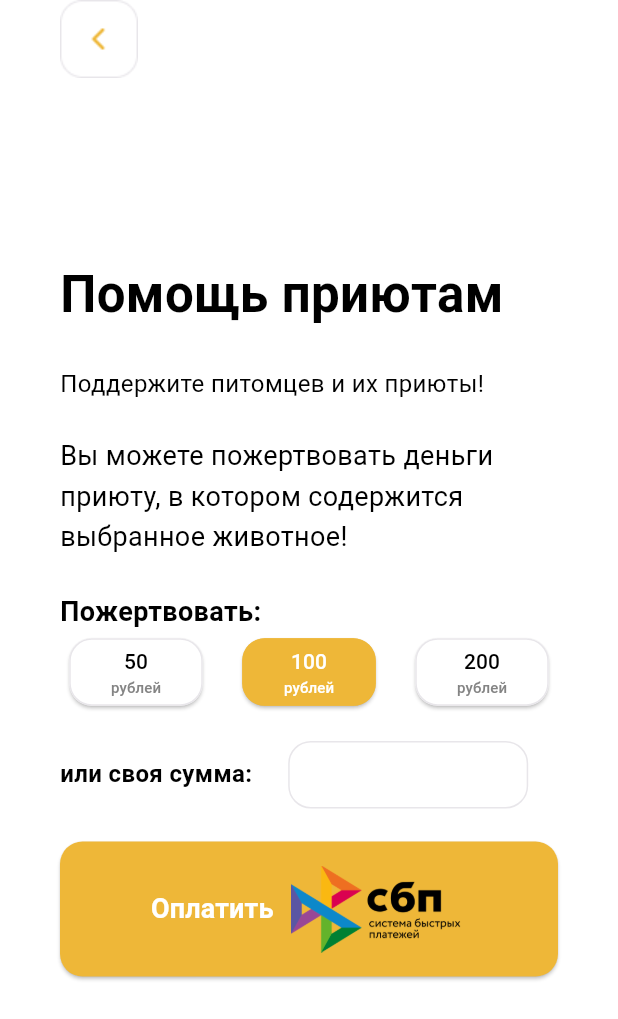
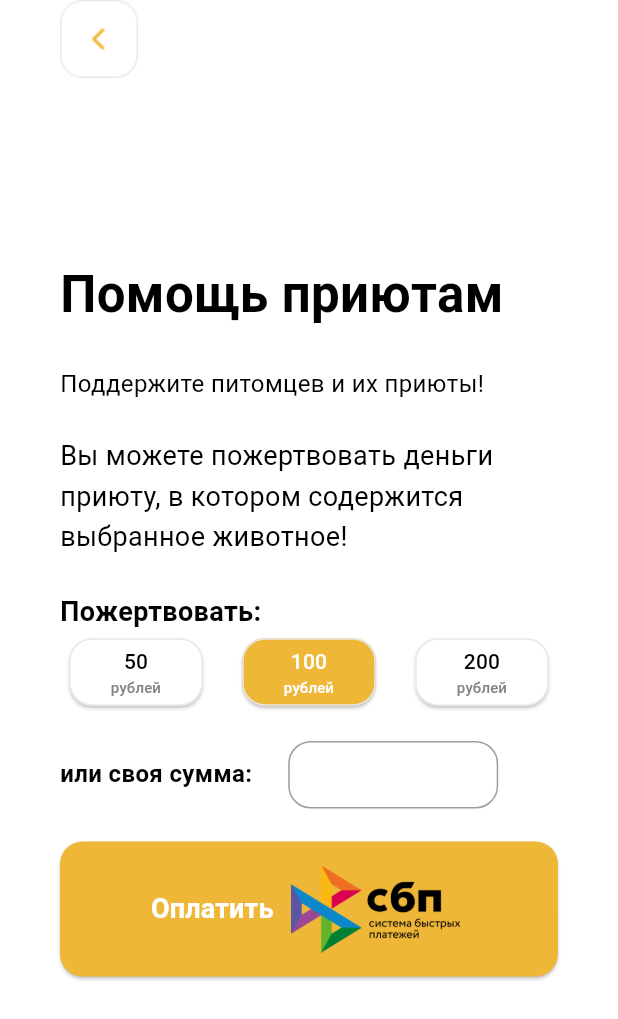
Before and after one commit to warja256/PawPick, a Flutter app: the screen it shows after launch, after a tap on "100", on a phone screen of 412 x 824 dp. Shown: the top 1019 px of the screen. Run offline on Flutter 3.47's test engine with Material 3 defaults, Android fonts, the phone set to English and light mode, and no system bars.

Commit message:
сделала выбор кнопок на донате как у вари красиво

```diff
--- a/lib/donation/donate.dart
+++ b/lib/donation/donate.dart
@@ -12,44 +12,40 @@ class DonateScreen extends StatefulWidget {
 }
 
 class _DonateScreenState extends State<DonateScreen> {
-  bool _isButton1Selected = false;
-  bool _isButton2Selected = false;
-  bool _isButton3Selected = false;
-  bool _isTextFieldSelected = false;
+  Color btn1Color = Colors.white;
+  Color btn2Color = Colors.white;
+  Color btn3Color = Colors.white;
+  bool isTextFieldSelected = false;
 
-  void _toggleButton1() {
+  void _onButtonPressed(String cost) {
     setState(() {
-      _isButton1Selected = !_isButton1Selected;
-      _isButton2Selected = false;
-      _isButton3Selected = false;
-      _isTextFieldSelected = false;
-    });
-  }
-
-  void _toggleButton2() {
-    setState(() {
-      _isButton2Selected = !_isButton2Selected;
-      _isButton1Selected = false;
-      _isButton3Selected = false;
-      _isTextFieldSelected = false;
-    });
-  }
-
-  void _toggleButton3() {
-    setState(() {
-      _isButton3Selected = !_isButton3Selected;
-      _isButton2Selected = false;
-      _isButton1Selected = false;
-      _isTextFieldSelected = false;
+      if (cost == '50') {
+        btn1Color = Theme.of(context).primaryColor;
+        btn2Color = Colors.white;
+        btn3Color = Colors.white;
+        isTextFieldSelected = false;
+      } else if (cost == '100') {
+        btn2Color = Theme.of(context).primaryColor;
+        btn1Color = Colors.white;
+        btn3Color = Colors.white;
+        isTextFieldSelected = false;
+      } else if (cost == '200') {
+        btn3Color = Theme.of(context).primaryColor;
+        btn1Color = Colors.white;
+        btn2Color = Colors.white;
+        isTextFieldSelected = false;
+      }
     });
   }
 
   void _toggleTextField() {
     setState(() {
-      _isTextFieldSelected = !_isTextFieldSelected;
-      _isButton1Selected = false;
-      _isButton2Selected = false;
-      _isButton3Selected = false;
+      isTextFieldSelected = !isTextFieldSelected;
+      if (isTextFieldSelected) {
+        btn1Color = Colors.white;
+        btn2Color = Colors.white;
+        btn3Color = Colors.white;
+      }
     });
   }
 
@@ -147,21 +143,17 @@ class _DonateScreenState extends State<DonateScreen> {
                   mainAxisAlignment: MainAxisAlignment.spaceEvenly,
                   children: [
                     ElevatedButton(
-                      onPressed: _toggleButton1,
+                      onPressed: () => _onButtonPressed('50'),
                       style: ElevatedButton.styleFrom(
-                        backgroundColor: _isButton1Selected
-                            ? Theme.of(context).primaryColor
-                            : Colors.white,
+                        backgroundColor: btn1Color,
+                        fixedSize: const Size(89, 45),
+                        side: const BorderSide(
+                          color: Color(0xffE8E6EA), // Цвет границы
+                          width: 1, // Толщина границы
+                        ),
                         shape: RoundedRectangleBorder(
-                          borderRadius: BorderRadius.circular(15),
-                          side: BorderSide(
-                            color: _isButton1Selected
-                                ? Theme.of(context).primaryColor
-                                : Color.fromRGBO(232, 230, 234, 1),
-                            width: 1,
-                          ),
+                          borderRadius: BorderRadius.circular(15), // Радиус скругления
                         ),
-                        minimumSize: Size(89, 45),
                       ),
                       child: Column(
                         mainAxisAlignment: MainAxisAlignment.center,
@@ -171,9 +163,9 @@ class _DonateScreenState extends State<DonateScreen> {
                             textAlign: TextAlign.center,
                             style: TextStyle(
                               fontSize: 14,
-                              color: _isButton1Selected
-                                  ? Colors.white
-                                  : Colors.black,
+                              color: btn1Color == Colors.white
+                                  ? Colors.black
+                                  : Colors.white,
                             ),
                           ),
                           Text(
@@ -181,9 +173,9 @@ class _DonateScreenState extends State<DonateScreen> {
                             textAlign: TextAlign.center,
                             style: TextStyle(
                               fontSize: 10,
-                              color: _isButton1Selected
-                                  ? Colors.white
-                                  : Color.fromRGBO(132, 132, 132, 1),
+                              color: btn1Color == Colors.white
+                                  ? Color.fromRGBO(132, 132, 132, 1)
+                                  : Colors.white,
                             ),
                           ),
                         ],
@@ -191,21 +183,17 @@ class _DonateScreenState extends State<DonateScreen> {
                     ),
                     const SizedBox(width: 14),
                     ElevatedButton(
-                      onPressed: _toggleButton2,
+                      onPressed: () => _onButtonPressed('100'),
                       style: ElevatedButton.styleFrom(
-                        backgroundColor: _isButton2Selected
-                            ? Theme.of(context).primaryColor
-                            : Colors.white,
+                        backgroundColor: btn2Color,
+                        fixedSize: const Size(89, 45),
+                        side: const BorderSide(
+                          color: Color(0xffE8E6EA), // Цвет границы
+                          width: 1, // Толщина границы
+                        ),
                         shape: RoundedRectangleBorder(
-                          borderRadius: BorderRadius.circular(15),
-                          side: BorderSide(
-                            color: _isButton2Selected
-                                ? Theme.of(context).primaryColor
-                                : Color.fromRGBO(232, 230, 234, 1),
-                            width: 1,
-                          ),
+                          borderRadius: BorderRadius.circular(15), // Радиус скругления
                         ),
-                        minimumSize: Size(89, 45),
                       ),
                       child: Column(
                         mainAxisAlignment: MainAxisAlignment.center,
@@ -215,9 +203,9 @@ class _DonateScreenState extends State<DonateScreen> {
                             textAlign: TextAlign.center,
                             style: TextStyle(
                               fontSize: 14,
-                              color: _isButton2Selected
-                                  ? Colors.white
-                                  : Colors.black,
+                              color: btn2Color == Colors.white
+                                  ? Colors.black
+                                  : Colors.white,
                             ),
                           ),
                           Text(
@@ -225,9 +213,9 @@ class _DonateScreenState extends State<DonateScreen> {
                             textAlign: TextAlign.center,
                             style: TextStyle(
                               fontSize: 10,
-                              color: _isButton2Selected
-                                  ? Colors.white
-                                  : Color.fromRGBO(132, 132, 132, 1),
+                              color: btn2Color == Colors.white
+                                  ? Color.fromRGBO(132, 132, 132, 1)
+                                  : Colors.white,
                             ),
                           ),
                         ],
@@ -235,21 +223,17 @@ class _DonateScreenState extends State<DonateScreen> {
                     ),
                     const SizedBox(width: 14),
                     ElevatedButton(
-                      onPressed: _toggleButton3,
+                      onPressed: () => _onButtonPressed('200'),
                       style: ElevatedButton.styleFrom(
-                        backgroundColor: _isButton3Selected
-                            ? Theme.of(context).primaryColor
-                            : Colors.white,
+                        backgroundColor: btn3Color,
+                        fixedSize: const Size(89, 45),
+                        side: const BorderSide(
+                          color: Color(0xffE8E6EA), // Цвет границы
+                          width: 1, // Толщина границы
+                        ),
                         shape: RoundedRectangleBorder(
-                          borderRadius: BorderRadius.circular(15),
-                          side: BorderSide(
-                            color: _isButton3Selected
-                                ? Theme.of(context).primaryColor
-                                : Color.fromRGBO(232, 230, 234, 1),
-                            width: 1,
-                          ),
+                          borderRadius: BorderRadius.circular(15), // Радиус скругления
                         ),
-                        minimumSize: Size(89, 45),
                       ),
                       child: Column(
                         mainAxisAlignment: MainAxisAlignment.center,
@@ -259,9 +243,9 @@ class _DonateScreenState extends State<DonateScreen> {
                             textAlign: TextAlign.center,
                             style: TextStyle(
                               fontSize: 14,
-                              color: _isButton3Selected
-                                  ? Colors.white
-                                  : Colors.black,
+                              color: btn3Color == Colors.white
+                                  ? Colors.black
+                                  : Colors.white,
                             ),
                           ),
                           Text(
@@ -269,9 +253,9 @@ class _DonateScreenState extends State<DonateScreen> {
                             textAlign: TextAlign.center,
                             style: TextStyle(
                               fontSize: 10,
-                              color: _isButton3Selected
-                                  ? Colors.white
-                                  : Color.fromRGBO(132, 132, 132, 1),
+                              color: btn3Color == Colors.white
+                                  ? Color.fromRGBO(132, 132, 132, 1)
+                                  : Colors.white,
                             ),
                           ),
                         ],
@@ -294,23 +278,23 @@ class _DonateScreenState extends State<DonateScreen> {
                     ),
                     const SizedBox(width: 24),
                     Container(
-                      width: 160,
+                      width: 140,
                       height: 45,
                       child: TextField(
                         onTap: _toggleTextField,
-                        textAlign: TextAlign.center,
+                        textAlign: TextAlign.center, // Выравнивание текста по центру
                         decoration: InputDecoration(
                           hintText: '',
                           border: OutlineInputBorder(
                             borderRadius: BorderRadius.circular(15.0),
-                            borderSide: const BorderSide(color: Color.fromRGBO(232, 230, 234, 1)),
+                            borderSide: const BorderSide(color: Colors.grey),
                           ),
                           enabledBorder: OutlineInputBorder(
                             borderRadius: BorderRadius.circular(15.0),
                             borderSide: BorderSide(
-                              color: _isTextFieldSelected
+                              color: isTextFieldSelected
                                   ? Theme.of(context).primaryColor
-                                  : Color.fromRGBO(232, 230, 234, 1),
+                                  : Colors.grey,
                             ),
                           ),
                           focusedBorder: OutlineInputBorder(
@@ -332,9 +316,8 @@ class _DonateScreenState extends State<DonateScreen> {
                     Navigator.push(
                       context,
                       PageRouteBuilder(
-                        pageBuilder:
-                            (context, animation, secondaryAnimation) =>
-                                const DonateSucseedScreen(),
+                        pageBuilder: (context, animation, secondaryAnimation) =>
+                            const DonateSucseedScreen(),
                         transitionsBuilder:
                             (context, animation, secondaryAnimation, child) {
                           return FadeTransition(
--- a/lib/registration/code.dart
+++ b/lib/registration/code.dart
@@ -82,16 +82,23 @@ class _CodeScreenState extends State<CodeScreen> {
                     height: 1.5,
                   ),
                 ),
-                const SizedBox(height: 73),
                 const Text(
                   'Введите код, отправленный на указанный вами номер телефона/адрес электронной почты',
                   style: TextStyle(
                     fontSize: 12.0,
-                    color: Colors.black,
+                    color: Color.fromRGBO(0, 0, 0, 0.7),
                     height: 1.5,
                   ),
                 ),
-                const SizedBox(height: 8),
+                const SizedBox(height: 77),
+                const Text(
+                  'Введите полученный код:',
+                  style: TextStyle(
+                    fontSize: 12.0,
+                    color: Color.fromRGBO(0, 0, 0, 0.7),
+                    height: 1.5,
+                  ),
+                ),
                 TextField(
                   controller: _cityController,
                   onChanged: (value) => _validateCity(),
@@ -102,13 +109,13 @@ class _CodeScreenState extends State<CodeScreen> {
                     border: OutlineInputBorder(
                       borderRadius: BorderRadius.circular(15.0),
                       borderSide: BorderSide(
-                        color: _isCityError ? Colors.red : Colors.grey,
+                        color: _isCityError ? Colors.red : Color.fromRGBO(132, 132, 132, 1),
                       ),
                     ),
                     enabledBorder: OutlineInputBorder(
                       borderRadius: BorderRadius.circular(15.0),
                       borderSide: BorderSide(
-                        color: _isCityError ? Colors.red : Colors.grey,
+                        color: _isCityError ? Colors.red : Color.fromRGBO(132, 132, 132, 1),
                       ),
                     ),
                     focusedBorder: OutlineInputBorder(
@@ -129,7 +136,7 @@ class _CodeScreenState extends State<CodeScreen> {
                   ),
                   keyboardType: TextInputType.text,
                 ),
-                const SizedBox(height: 380),
+                const SizedBox(height: 69),
                 ElevatedButton(
                   onPressed: () {
                     _validateCity();
@@ -170,7 +177,6 @@ class _CodeScreenState extends State<CodeScreen> {
                 ),
               ],
             ),
-
           ),
         ),
       ),
```
